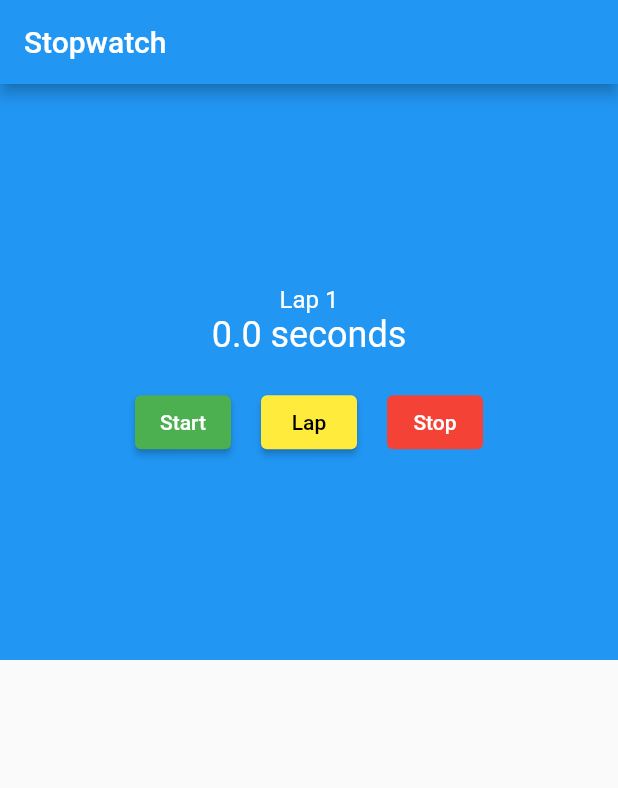
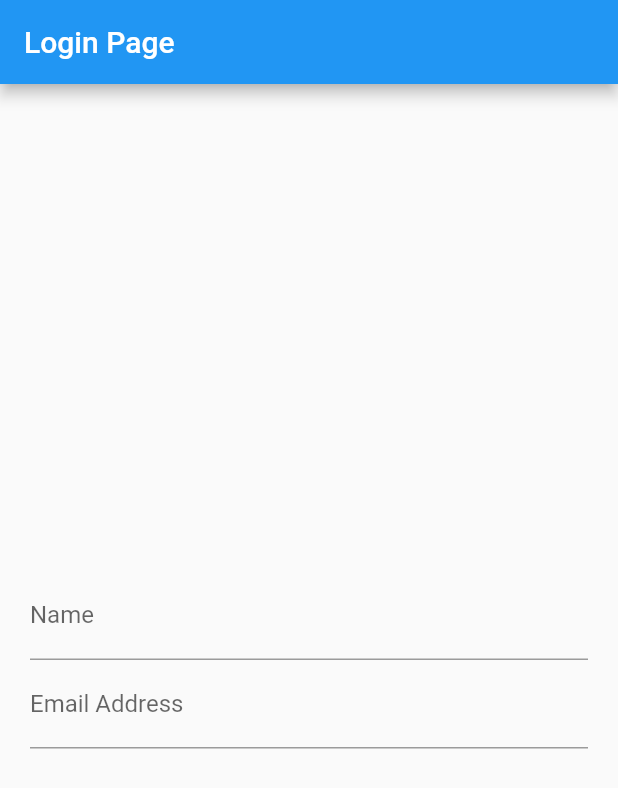
Before and after one commit to MaxTrent/stopwatch_app, a Flutter app: the screen it shows after launch, on a phone screen of 412 x 824 dp. Shown: the top 788 px of the screen. Run offline on Flutter 3.47's test engine with Material 2 defaults, Android fonts, the phone set to English and light mode, and no system bars.

```diff
--- /dev/null
+++ b/lib/login_screen.dart
@@ -0,0 +1,80 @@
+import 'package:flutter/material.dart';
+
+class LoginScreen extends StatefulWidget {
+  const LoginScreen({Key? key}) : super(key: key);
+
+  @override
+  _LoginScreenState createState() => _LoginScreenState();
+}
+
+class _LoginScreenState extends State<LoginScreen> {
+  final _nameController = TextEditingController();
+  final _emailController = TextEditingController();
+  final _formKey = GlobalKey<FormState>();
+  bool loggedIn = false;
+  late String name;
+
+  @override
+  Widget build(BuildContext context) {
+    return Scaffold(
+      appBar: AppBar(
+        title: Text('Login Page'),
+      ),
+      body: Center(
+        child: loggedIn ? _buildSuccess() : _buildLoginForm(),
+      ),
+    );
+  }
+
+  Widget _buildSuccess() {
+    return Column(
+      mainAxisAlignment: MainAxisAlignment.center,
+      children: <Widget>[
+        Icon(Icons.check, color: Colors.green),
+        Text('Welcome $name'),
+
+      ],
+    );
+  }
+
+  Widget _buildLoginForm() {
+    return Form(
+      key: _formKey,
+      child: Padding(
+        padding: EdgeInsets.all(20.0),
+        child: Column(
+          mainAxisAlignment: MainAxisAlignment.center,
+          children: [
+            TextFormField(
+              controller: _nameController,
+              decoration: InputDecoration(labelText: 'Name'),
+              validator: (text) {
+                if (text!.isEmpty) {
+                  return 'Please enter name';
+                }
+                return null;
+              },
+            ),
+            TextFormField(
+                controller: _emailController,
+                keyboardType: TextInputType.emailAddress,
+                decoration: InputDecoration(labelText: 'Email Address'),
+                validator: (text) {
+                  if (text!.isEmpty) {
+                    return 'Enter Email Address';
+                  }
+                  final regex = RegExp('[^@]+@[^\.]+\..+');
+                  if (regex.hasMatch(text)) {
+                    return 'Enter a valid email';
+                  }
+                  return null;
+                }
+
+            ),
+          ],
+        ),
+      ),
+
+    );
+  }
+}
--- a/lib/main.dart
+++ b/lib/main.dart
@@ -1,4 +1,5 @@
 import 'package:flutter/material.dart';
+import 'package:stopwatch/login_screen.dart';
 import './stopwatch.dart';
 
 void main() {
@@ -11,7 +12,7 @@ class StopWatchApp extends StatelessWidget {
   Widget build(BuildContext context) {
     return MaterialApp(
       color: Colors.deepPurple,
-      home: StopWatch(),
+      home: LoginScreen(),
     );
   }
 }
```
Also changed, not shown: lib/stopwatch.dart (+22 -7 lines).
